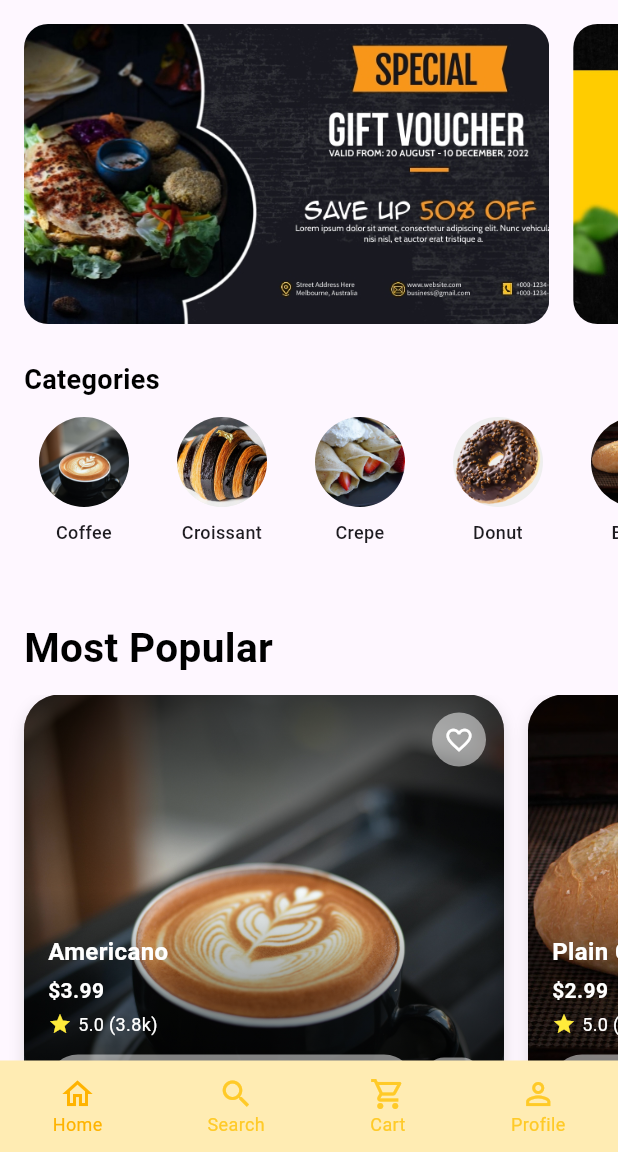
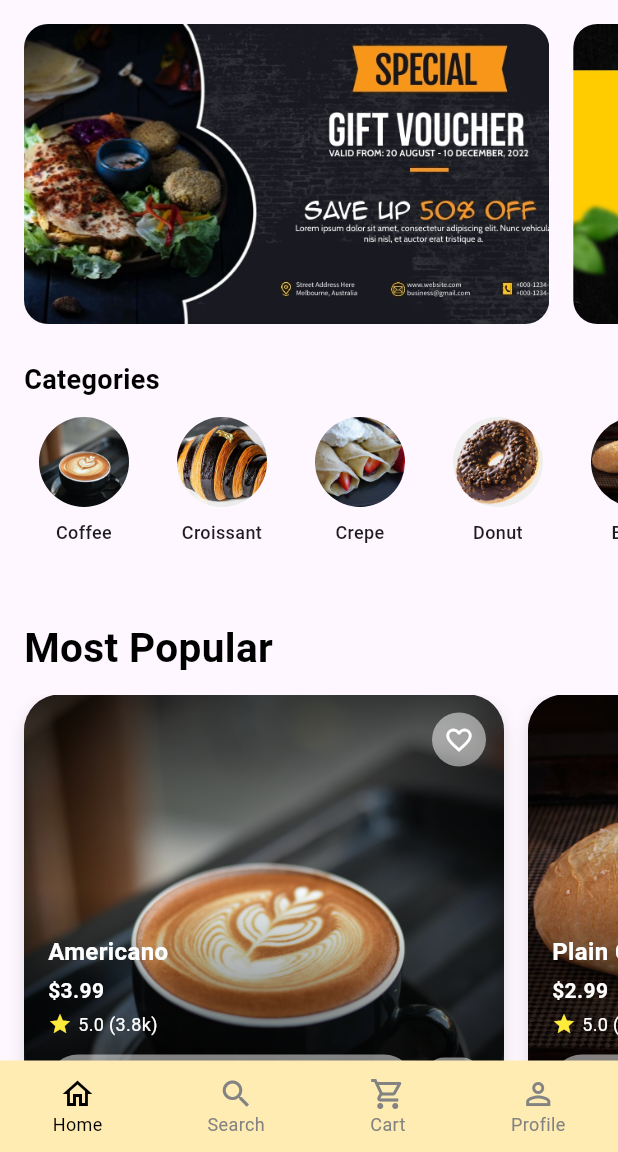
Before and after one commit to Sachith-AB/Bus-Booking-System, a Flutter app: the HomePage screen opened by its route, on a phone screen of 412 x 824 dp, the part 84-1236 px from its top. Run offline on Flutter 3.47's test engine with Material 3 defaults, Android fonts, the phone set to English and light mode, and no system bars; our stand-ins replace cloud_firestore, firebase_auth, firebase_core, get, shared_preferences; accounts and stored records are empty.

Commit message:
create all pages in navbar

```diff
--- a/lib/src/app/components/custom_navbar.dart
+++ b/lib/src/app/components/main_scaffold.dart
@@ -1,5 +1,6 @@
 import 'package:flutter/material.dart';
 import 'package:bus_booking/src/utils/color/colors.dart';
+import 'package:get/get.dart';
 
 class MainScaffold extends StatefulWidget {
   final Widget body;
@@ -33,16 +34,16 @@ class _MainScaffoldState extends State<MainScaffold> {
     // Replace with your actual route names
     switch (index) {
     case 0:
-        Navigator.pushReplacementNamed(context, '/home');
+      Get.toNamed('/home');
       break;
     case 1:
-        Navigator.pushReplacementNamed(context, '/home');
+      Get.toNamed('/search');
       break;
     case 2:
-        Navigator.pushReplacementNamed(context, '/home');
+      Get.toNamed('/cart'); // Make sure you have this route defined
       break;
     case 3:
-        Navigator.pushReplacementNamed(context, '/home');
+      Get.toNamed('/profile'); // Make sure you have this route defined
       break;
   }
 }
@@ -86,12 +87,12 @@ class _MainScaffoldState extends State<MainScaffold> {
           mainAxisSize: MainAxisSize.min,
           children: [
             Icon(icon,
-              color: isSelected ? KColors.appPrimary.shade600 : KColors.appPrimary.shade400
+              color: isSelected ? KColors.black : KColors.gray
             ),
             Text(
               label,
               style: TextStyle(
-                color: isSelected ? KColors.appPrimary.shade600 : KColors.appPrimary.shade400,
+                color: isSelected ? KColors.black : KColors.gray,
                 fontSize: 12,
               ),
             ),
--- a/lib/src/app/views/user/Home/home_screen.dart
+++ b/lib/src/app/views/user/Home/home_screen.dart
@@ -1,5 +1,5 @@
 import 'package:bus_booking/src/app/components/custom_app_bar.dart';
-import 'package:bus_booking/src/app/components/custom_navbar.dart';
+import 'package:bus_booking/src/app/components/main_scaffold.dart';
 import 'package:bus_booking/src/app/components/primary_header.dart';
 import 'package:bus_booking/src/app/models/category_model.dart';
 import 'package:bus_booking/src/app/models/product_model.dart';
@@ -62,6 +62,7 @@ class HomePage extends StatelessWidget {
 
 
     return MainScaffold(
+      selectedIndex: 0,
       body: Scaffold(
         appBar: CustomAppBar(
           title: 'Food Store',
--- a/lib/src/routes/routes_path.dart
+++ b/lib/src/routes/routes_path.dart
@@ -1,18 +1,24 @@
 import 'package:bus_booking/src/app/views/auth/login/login.dart';
 import 'package:bus_booking/src/app/views/auth/register/owner_register.dart';
 import 'package:bus_booking/src/app/views/auth/register/register.dart';
+import 'package:bus_booking/src/app/views/user/Cart/cart_screen.dart';
 import 'package:bus_booking/src/app/views/user/Home/home_screen.dart';
+import 'package:bus_booking/src/app/views/user/Profile/profile_screen.dart';
+import 'package:bus_booking/src/app/views/user/Search/search_screen.dart';
 import 'package:bus_booking/src/app/views/welcome_screen.dart';
 import 'package:get/get.dart';
 
 class AppRoutes {
   static final routes = [
+    GetPage(name: '/', page: () => const WelcomePage()),
     GetPage(name: '/login', page: () => const LoginPage()),
     GetPage(name: '/register', page: () => const RegisterPage()),
-    GetPage(name: '/', page: () => const WelcomePage()),
     GetPage(name: '/owner-register', page: () => const OwnerRegisterPage()),
 
     //user route
-    GetPage(name: '/home', page: () => HomePage())
+    GetPage(name: '/home', page: () => const HomePage()),
+    GetPage(name: '/search', page: () => const SearchPage()),
+    GetPage(name: '/cart', page: () => const CartPage()),
+    GetPage(name: '/profile', page: () => const profilePage()),
   ];
 }
```
Also changed, not shown: lib/src/app/views/user/Cart/cart_screen.dart (added, +21 -0 lines), lib/src/app/views/user/Profile/profile_screen.dart (added, +21 -0 lines), lib/src/app/views/user/Search/search_screen.dart (added, +21 -0 lines). Lines whose indentation alone changed are shown as unchanged.
